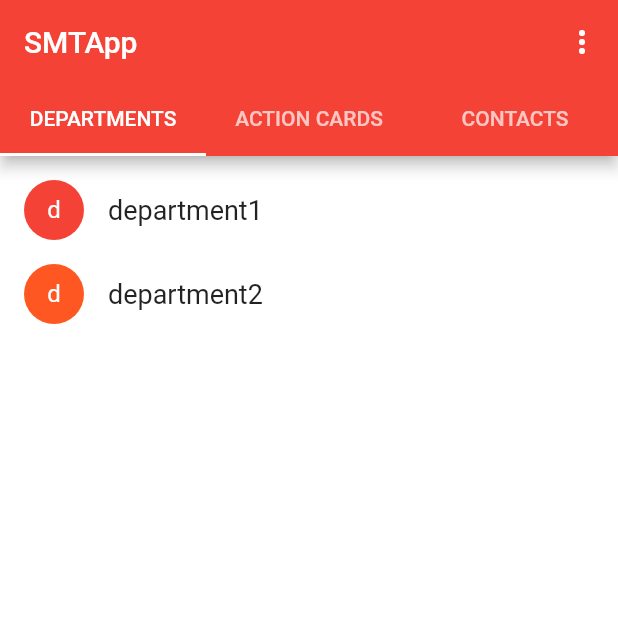
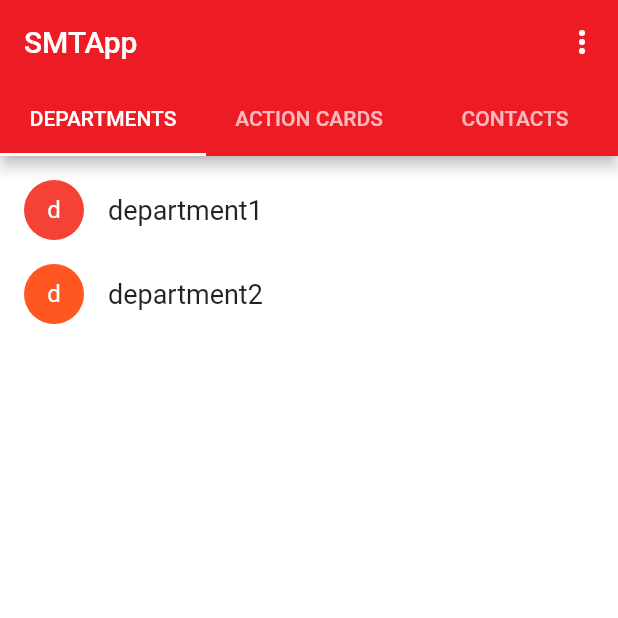
Before and after one commit to SnakeyHips/SMTApp, a Flutter app: the screen it shows after launch, on a phone screen of 412 x 824 dp, the top half of it. Run offline on Flutter 3.47's test engine with Material 2 defaults, Android fonts, the phone set to English and light mode, and no system bars; missing offline and left inert: SMTApp; statements that could not run were skipped.

Commit message:
Update home_page.dart

```diff
--- a/lib/widgets/home_page.dart
+++ b/lib/widgets/home_page.dart
@@ -16,7 +16,7 @@ class HomePageState extends State<HomePage> {
   @override
   Widget build(BuildContext context) {
     return MaterialApp(
-        theme: new ThemeData(primaryColor: Colors.red),
+        theme: new ThemeData(primaryColor: Color.fromRGBO(237, 28, 36, 1.0)),
         home: DefaultTabController(
           length: 3,
           child: Scaffold(
```
